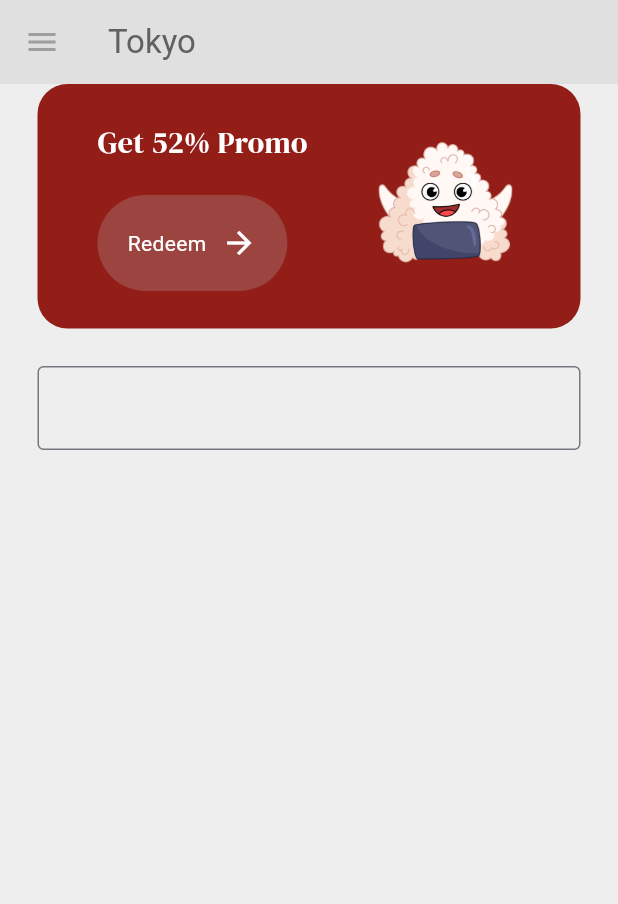
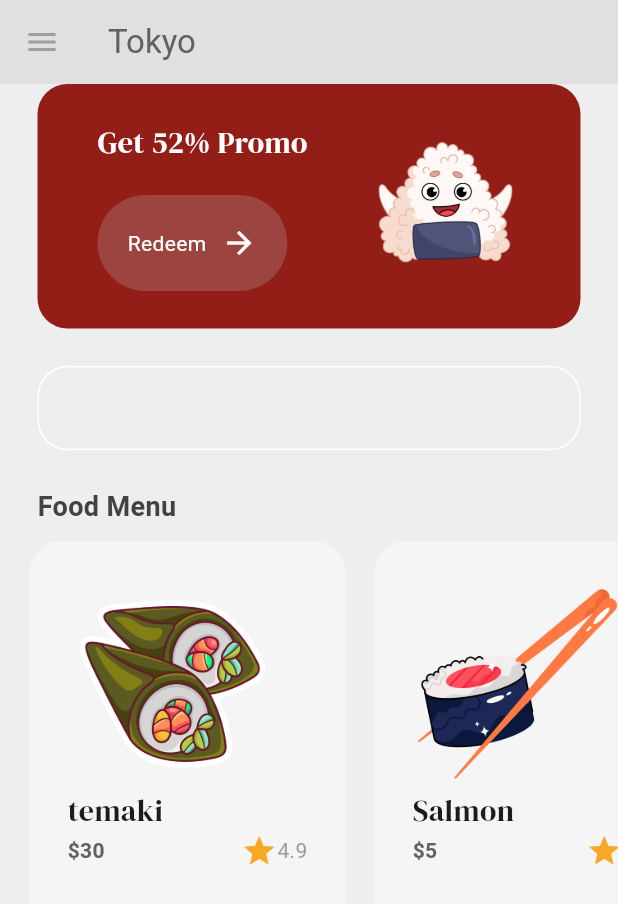
Before and after one commit to amandaconstante/Sushi-app, a Flutter app: the MenuPage screen opened by its route, on a phone screen of 412 x 824 dp. Shown: the top 904 px of the screen. Run offline on Flutter 3.47's test engine with Material 3 defaults, Android fonts, the phone set to English and light mode, and no system bars; our stand-ins replace google_fonts.

Commit message:
created sushi tile model, horizontal scrollable list

```diff
--- /dev/null
+++ b/lib/components/food_tile.dart
@@ -0,0 +1,74 @@
+import 'package:flutter/material.dart';
+import 'package:google_fonts/google_fonts.dart';
+
+import '../models/Food.dart';
+
+class FoodTile extends StatelessWidget {
+  final Food food;
+  const FoodTile({
+    super.key,
+    required this.food,
+  });
+
+  @override
+  Widget build(BuildContext context) {
+    return Container(
+      decoration: BoxDecoration(
+        color: Colors.grey[100],
+        borderRadius: BorderRadius.circular(20),
+      ),
+      margin: const EdgeInsets.only(left: 20),
+      padding: const EdgeInsets.all(25),
+      child: Column(
+        crossAxisAlignment: CrossAxisAlignment.start,
+        children: [
+          // image
+          Image.asset(
+            food.imagePath,
+            height: 140,
+          ),
+
+          // text
+          Text(
+            food.name,
+            style: GoogleFonts.dmSerifDisplay(fontSize: 20),
+          ),
+
+          // price + rating
+          SizedBox(
+            width: 160,
+            child: Row(
+              mainAxisAlignment: MainAxisAlignment.spaceBetween,
+              children: [
+                // price
+                Text(
+                  '\$' + food.price,
+                  style: TextStyle(
+                    fontWeight: FontWeight.bold,
+                    color: Colors.grey[700],
+                  ),
+
+                ),
+
+                Row(
+                  children: [
+                    // rating
+                    Icon(
+                      Icons.star,
+                      color: Colors.yellow[800],
+                    ),
+                    Text(
+                      food.rating,
+                      style: TextStyle(color: Colors.grey),
+                    ),
+                  ],
+                )
+              ],
+            ),
+          ),
+
+        ],
+      ),
+    );
+  }
+}
--- /dev/null
+++ b/lib/models/food.dart
@@ -0,0 +1,18 @@
+class Food {
+  String name;
+  String price;
+  String imagePath;
+  String rating;
+
+  Food({
+    required this.name,
+    required this.price,
+    required this.imagePath,
+    required this.rating,
+  });
+
+  String get _name => name;
+  String get _price => price;
+  String get _imagePath => imagePath;
+  String get _rating => rating;
+}
--- a/lib/pages/menu_page.dart
+++ b/lib/pages/menu_page.dart
@@ -1,7 +1,10 @@
 import 'package:flutter/material.dart';
 import 'package:google_fonts/google_fonts.dart';
 import 'package:travel_app/components/button.dart';
+import 'package:travel_app/models/Food.dart';
 import 'package:travel_app/theme/colors.dart';
+
+import '../components/food_tile.dart';
 
 class MenuPage extends StatefulWidget {
   const MenuPage({super.key});
@@ -11,6 +14,35 @@ class MenuPage extends StatefulWidget {
 }
 
 class _MenuPageState extends State<MenuPage> {
+
+  // food menu
+  List foodMenu = [
+    Food(
+      name: "temaki",
+      price: "30",
+      imagePath: "lib/images/temaki.png",
+      rating: "4.9",
+    ),
+    Food(
+      name: "Salmon",
+      price: "5",
+      imagePath: "lib/images/sushi_4.png",
+      rating: "4.8",
+    ),
+    Food(
+      name: "rice",
+      price: "3",
+      imagePath: "lib/images/sushi_2.png",
+      rating: "4.7",
+    ),
+    Food(
+      name: "nigiri",
+      price: "2",
+      imagePath: "lib/images/sushi_3.png",
+      rating: "4.5",
+    )
+  ];
+
   @override
   Widget build(BuildContext context) {
     return Scaffold(
@@ -29,6 +61,7 @@ class _MenuPageState extends State<MenuPage> {
         ),
       ),
       body: Column(
+        crossAxisAlignment: CrossAxisAlignment.start,
         children: [
           //promo banner
           Container(
@@ -75,14 +108,49 @@ class _MenuPageState extends State<MenuPage> {
             padding: const EdgeInsets.symmetric(horizontal: 25),
             child: TextField(
               decoration: InputDecoration(
-                border: OutlineInputBorder()
+                focusedBorder: OutlineInputBorder(
+                  borderSide: BorderSide(color: Colors.white),
+                  borderRadius: BorderRadius.circular(20),
+                ),
+                enabledBorder: OutlineInputBorder(
+                  borderSide: BorderSide(color: Colors.white),
+                  borderRadius: BorderRadius.circular(20),
+                )
               ),
             ),
           ),
 
+          const SizedBox(height: 25),
+
           // menu list
+          Padding(
+            padding: const EdgeInsets.symmetric(horizontal: 25.0),
+            child: Text(
+              "Food Menu",
+              style: TextStyle(
+                fontWeight: FontWeight.bold,
+                color: Colors.grey[800],
+                fontSize: 18,
+              ),
+            ),
+          ),
 
+          const SizedBox(height: 10),
+
+          Expanded(
+            child: ListView.builder(
+              scrollDirection: Axis.horizontal,
+              itemCount: foodMenu.length,
+              itemBuilder: (context, index) => FoodTile(
+                food: foodMenu[index],
+              ),
+            ),
+          ),
+
+          const SizedBox(height: 25),
           // popular food
+
+
         ],
       ),
     );
```
